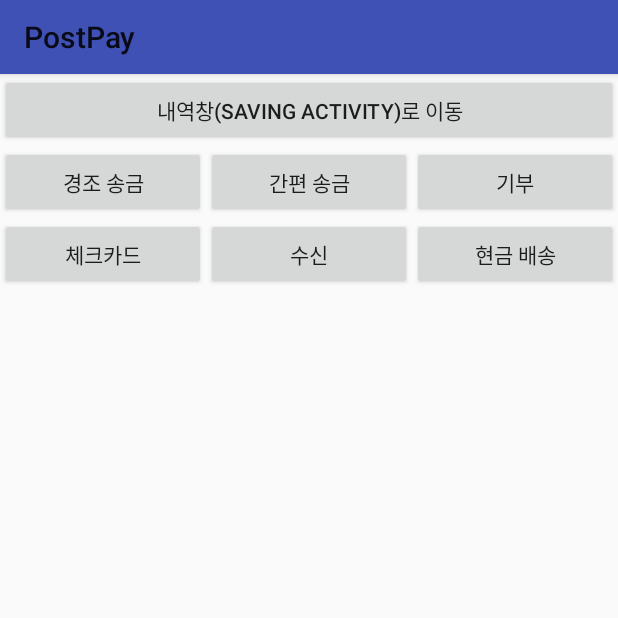
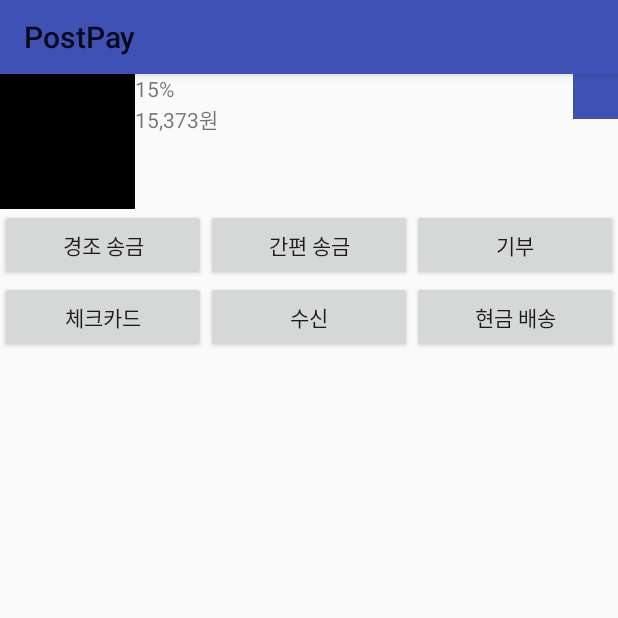
Before and after one commit to yh-kim/post-pay, an Android app: the screen it shows after launch (MainActivity), on a phone screen of 412 x 824 dp, the top half of it. Run offline under Robolectric (Android 15) with nearby library versions, the phone set to English and light mode, and no system bars.

```diff
--- a/app/src/main/kotlin/com/pickth/postpay/view/main/MainActivity.kt
+++ b/app/src/main/kotlin/com/pickth/postpay/view/main/MainActivity.kt
@@ -4,13 +4,15 @@ import android.os.Bundle
 import android.support.v7.app.AppCompatActivity
 import com.pickth.postpay.R
 import com.pickth.postpay.view.delivery.DeliveryActivity
+import com.pickth.postpay.view.dialog.SavingSettingDialog
 import com.pickth.postpay.view.saving.SavingActivity
 import kotlinx.android.synthetic.main.activity_main.*
 import kotlinx.android.synthetic.main.base_toolbar.*
 import org.jetbrains.anko.startActivity
 
 class MainActivity : AppCompatActivity(), MainContract.View {
-    override fun showSetSavingDialog() {
+    override fun showSavingSettingDialog() {
+        SavingSettingDialog(this).show()
     }
 
     private lateinit var mPresenter: MainContract.Presenter
@@ -27,8 +29,11 @@ class MainActivity : AppCompatActivity(), MainContract.View {
         btn_start_delivery.setOnClickListener {
             startActivity<DeliveryActivity>()
         }
-        btn_start_saving.setOnClickListener {
+        fl_start_saving.setOnClickListener {
             startActivity<SavingActivity>()
+        }
+        iv_saving_setting.setOnClickListener {
+            showSavingSettingDialog()
         }
     }
 }
--- a/app/src/main/kotlin/com/pickth/postpay/view/main/MainContract.kt
+++ b/app/src/main/kotlin/com/pickth/postpay/view/main/MainContract.kt
@@ -29,6 +29,6 @@ interface MainContract {
     }
 
     interface View: BaseView<Presenter> {
-        fun showSetSavingDialog()
+        fun showSavingSettingDialog()
     }
 }
--- a/app/src/main/res/layout/activity_main.xml
+++ b/app/src/main/res/layout/activity_main.xml
@@ -7,11 +7,40 @@
     <!-- app bar -->
     <include layout="@layout/base_toolbar" />
 
-    <Button
-        android:id="@+id/btn_start_saving"
+    <FrameLayout
+        android:id="@+id/fl_start_saving"
         android:layout_width="match_parent"
-        android:layout_height="wrap_content"
-        android:text="내역창(saving activity)로 이동" />
+        android:layout_height="wrap_content">
+        <LinearLayout
+            android:orientation="horizontal"
+            android:layout_width="match_parent"
+            android:layout_height="wrap_content">
+            <ImageView
+                android:background="@color/colorBlack"
+                android:layout_width="90dp"
+                android:layout_height="90dp" />
+            <LinearLayout
+                android:orientation="vertical"
+                android:layout_width="match_parent"
+                android:layout_height="wrap_content">
+
+                <TextView
+                    android:layout_width="wrap_content"
+                    android:layout_height="wrap_content"
+                    android:text="15%" />
+                <TextView
+                    android:text="15,373원"
+                    android:layout_width="wrap_content"
+                    android:layout_height="wrap_content" />
+            </LinearLayout>
+        </LinearLayout>
+        <ImageView
+            android:id="@+id/iv_saving_setting"
+            android:layout_gravity="end|top"
+            android:background="@color/colorPrimary"
+            android:layout_width="30dp"
+            android:layout_height="30dp" />
+    </FrameLayout>
 
     <LinearLayout
         android:layout_width="match_parent"
--- a/app/src/main/res/layout/activity_saving.xml
+++ b/app/src/main/res/layout/activity_saving.xml
@@ -3,4 +3,8 @@
     android:layout_width="match_parent" android:layout_height="match_parent"
     android:orientation="vertical">
 
+    <android.support.v7.widget.RecyclerView
+        android:id="@+id/rv_saving"
+        android:layout_width="match_parent"
+        android:layout_height="match_parent" />
 </LinearLayout>
```
Also changed, not shown: app/src/main/kotlin/com/pickth/postpay/view/dialog/SavingSettingDialog.kt (added, +60 -0 lines), app/src/main/kotlin/com/pickth/postpay/view/saving/Saving.kt (added, +22 -0 lines), app/src/main/kotlin/com/pickth/postpay/view/saving/SavingActivity.kt (+33 -2 lines), app/src/main/kotlin/com/pickth/postpay/view/saving/SavingAdapter.kt (added, +58 -0 lines), app/src/main/res/layout/item_saving.xml (added, +20 -0 lines).
